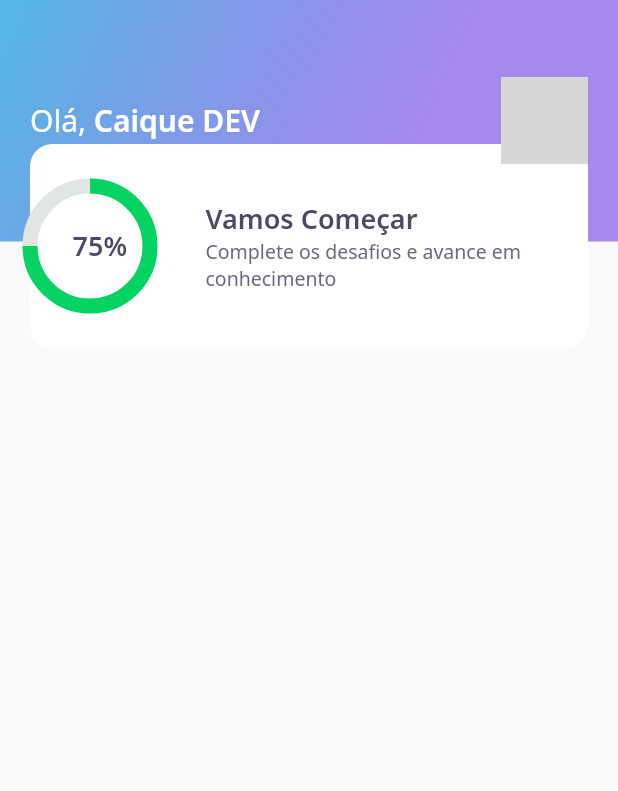
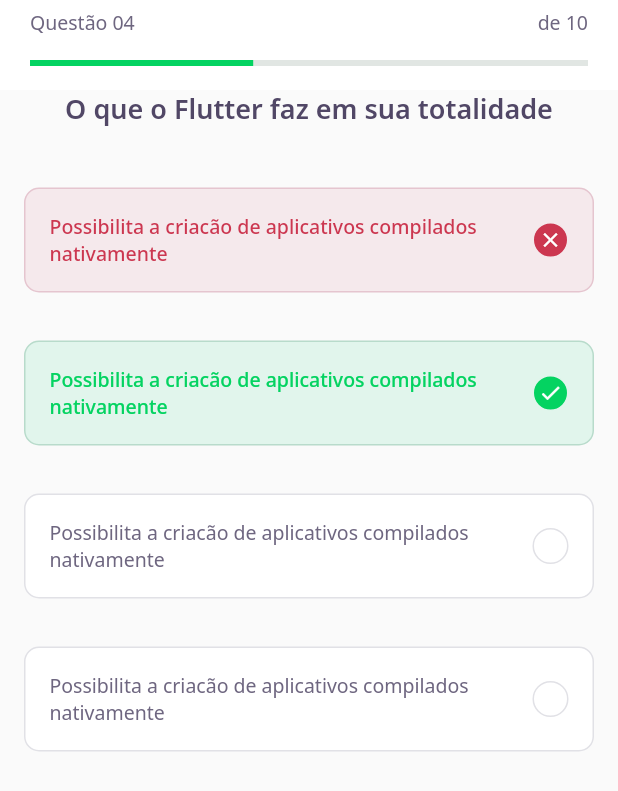
Before and after one commit to caiqueubasp/dev_quiz_flutter_app, a Flutter app: the screen it shows after launch, on a phone screen of 412 x 824 dp. Shown: the top 791 px of the screen. Run offline on Flutter 3.47's test engine with Material 2 defaults, Android fonts, the phone set to English and light mode, and no system bars; our stand-ins replace google_fonts; grey boxes are pictures that could not be loaded.

Commit message:
adding seconde day class of nlw

```diff
--- /dev/null
+++ b/lib/challenge/challenge_page.dart
@@ -0,0 +1,23 @@
+import 'package:DevQuiz/challenge/widgets/question_indicator/question_indicator_widget.dart';
+import 'package:DevQuiz/challenge/widgets/quiz/quiz_widget.dart';
+import 'package:flutter/material.dart';
+
+class ChallengePage extends StatefulWidget {
+  @override
+  _ChallengePageState createState() => _ChallengePageState();
+}
+
+class _ChallengePageState extends State<ChallengePage> {
+  @override
+  Widget build(BuildContext context) {
+    return Scaffold(
+      appBar: PreferredSize(
+        preferredSize: Size.fromHeight(60),
+        child: SafeArea(top: true, child: QuestionIndicatorWidget()),
+      ),
+      body: QuizWidget(
+        title: "O que o Flutter faz em sua totalidade",
+      ),
+    );
+  }
+}
--- /dev/null
+++ b/lib/challenge/widgets/awnser/awnser_widget.dart
@@ -0,0 +1,79 @@
+import 'package:DevQuiz/core/app_colors.dart';
+import 'package:DevQuiz/core/app_text_styles.dart';
+import 'package:flutter/material.dart';
+
+class AwnserWidget extends StatelessWidget {
+  final String title;
+  final bool isRight;
+  final bool isSelected;
+
+  AwnserWidget(
+      {Key? key,
+      required this.title,
+      this.isRight = false,
+      this.isSelected = false})
+      : super(key: key);
+
+  Color get _selectedColorRight =>
+      isRight ? AppColors.darkGreen : AppColors.darkRed;
+
+  Color get _selectedBorderRight =>
+      isRight ? AppColors.lightGreen : AppColors.lightRed;
+
+  Color get _selectedColorCardRight =>
+      isRight ? AppColors.lightGreen : AppColors.lightRed;
+
+  Color get _selectedBorderCardRight =>
+      isRight ? AppColors.green : AppColors.red;
+
+  TextStyle get _selectedTextStyleRight =>
+      isRight ? AppTextStyles.bodyDarkGreen : AppTextStyles.bodyDarkRed;
+
+  IconData get _selectedIconRight => isRight ? Icons.check : Icons.close;
+
+  @override
+  Widget build(BuildContext context) {
+    return Padding(
+      padding: const EdgeInsets.all(16.0),
+      child: Container(
+        padding: EdgeInsets.symmetric(horizontal: 16, vertical: 16),
+        decoration: BoxDecoration(
+          color: isSelected ? _selectedColorCardRight : AppColors.white,
+          borderRadius: BorderRadius.circular(10),
+          border: Border.fromBorderSide(BorderSide(
+              color: isSelected ? _selectedBorderCardRight : AppColors.border)),
+        ),
+        child: Row(
+          mainAxisAlignment: MainAxisAlignment.spaceBetween,
+          children: [
+            Expanded(
+              child: Text(
+                title,
+                style:
+                    isSelected ? _selectedTextStyleRight : AppTextStyles.body,
+              ),
+            ),
+            Container(
+              width: 24,
+              height: 24,
+              decoration: BoxDecoration(
+                  color: isSelected ? _selectedColorRight : AppColors.white,
+                  borderRadius: BorderRadius.circular(500),
+                  border: Border.fromBorderSide(BorderSide(
+                      color: isSelected
+                          ? _selectedBorderRight
+                          : AppColors.border))),
+              child: isSelected
+                  ? Icon(
+                      _selectedIconRight,
+                      size: 16,
+                      color: Colors.white,
+                    )
+                  : null,
+            )
+          ],
+        ),
+      ),
+    );
+  }
+}
--- /dev/null
+++ b/lib/challenge/widgets/question_indicator/question_indicator_widget.dart
@@ -0,0 +1,27 @@
+import 'package:DevQuiz/core/app_text_styles.dart';
+import 'package:DevQuiz/shared/widgets/progress_indicator_widget.dart';
+import 'package:flutter/material.dart';
+
+
+class QuestionIndicatorWidget extends StatelessWidget {
+
+
+  @override
+  Widget build(BuildContext context) {
+    return Container(
+      padding: const EdgeInsets.symmetric(horizontal: 20),
+      color: Colors.white,
+      child: Column(
+        children: [
+          SizedBox(height: 6,),
+          Row(
+            mainAxisAlignment: MainAxisAlignment.spaceBetween,
+            children: [Text("Questão 04", style: AppTextStyles.body,), Text("de 10", style: AppTextStyles.body), ],
+          ),
+          SizedBox(height: 16,),
+          ProgressIndicatorWidget(value: 0.4)
+        ],
+      ),
+    );
+  }
+}
--- /dev/null
+++ b/lib/challenge/widgets/quiz/quiz_widget.dart
@@ -0,0 +1,46 @@
+import 'package:DevQuiz/challenge/widgets/awnser/awnser_widget.dart';
+import 'package:DevQuiz/core/app_text_styles.dart';
+import 'package:flutter/material.dart';
+
+class QuizWidget extends StatelessWidget {
+  final String title;
+
+  QuizWidget({Key? key, required this.title}) : super(key: key);
+
+  @override
+  Widget build(BuildContext context) {
+    return Container(
+      child: Column(
+        children: [
+          Text(
+            title,
+            style: AppTextStyles.heading,
+          ),
+          SizedBox(
+            height: 24,
+          ),
+          AwnserWidget(
+            isRight: false,
+            isSelected: true,
+            title:
+                "Possibilita a criacão de aplicativos compilados nativamente",
+          ),
+          AwnserWidget(
+            isRight: true,
+            isSelected: true,
+            title:
+                "Possibilita a criacão de aplicativos compilados nativamente",
+          ),
+          AwnserWidget(
+            title:
+                "Possibilita a criacão de aplicativos compilados nativamente",
+          ),
+          AwnserWidget(
+            title:
+                "Possibilita a criacão de aplicativos compilados nativamente",
+          )
+        ],
+      ),
+    );
+  }
+}
--- a/lib/core/app_widget.dart
+++ b/lib/core/app_widget.dart
@@ -1,4 +1,5 @@
 
+import 'package:DevQuiz/challenge/challenge_page.dart';
 import 'package:DevQuiz/home/home_page.dart';
 import 'package:DevQuiz/splash/splash_page.dart';
 import 'package:flutter/material.dart';
@@ -9,7 +10,7 @@
     return MaterialApp(
       debugShowCheckedModeBanner: false,
       title: "DevQuiz",
-      home: HomePage()
+      home: ChallengePage()
     );
   }
 }
--- a/lib/home/widget/appbar/app_bar_widget.dart
+++ b/lib/home/widget/appbar/app_bar_widget.dart
@@ -41,7 +41,7 @@
                   ),
                 ),
                 Align(
-                  alignment: Alignment(0.0, 2.0),
+                  alignment: Alignment(0.0, 1.8),
                   child: ScoreCardWidget(),
                 )
               ],
--- a/lib/home/widget/score_card/score_card_widget.dart
+++ b/lib/home/widget/score_card/score_card_widget.dart
@@ -12,7 +12,10 @@
         height: 136,
         decoration: BoxDecoration(
             color: AppColors.white, borderRadius: BorderRadius.circular(15)),
+        child: Padding(
+          padding: const EdgeInsets.symmetric(horizontal: 24),
           child: Row(
+            mainAxisAlignment: MainAxisAlignment.center,
             crossAxisAlignment: CrossAxisAlignment.center,
             children: [
               Expanded(flex: 1, child: ChartWidget()),
@@ -32,6 +35,7 @@
             ],
           ),
         ),
+      ),
     );
   }
 }
--- /dev/null
+++ b/lib/shared/widgets/progress_indicator_widget.dart
@@ -0,0 +1,20 @@
+import 'package:DevQuiz/core/app_colors.dart';
+import 'package:flutter/material.dart';
+
+
+class ProgressIndicatorWidget extends StatelessWidget {
+
+  final double value;
+
+  ProgressIndicatorWidget({Key? key, required this.value}) : super(key: key);
+
+  @override
+  Widget build(BuildContext context) {
+    return LinearProgressIndicator(
+      value: value,
+      backgroundColor: AppColors.chartSecondary,
+      valueColor:
+      AlwaysStoppedAnimation<Color>(AppColors.chartPrimary),
+    );
+  }
+}
```
Also changed, not shown: lib/home/home_page.dart (+34 -2 lines), lib/home/widget/level_button/level_button_widget.dart (added, +59 -0 lines), lib/home/widget/quiz_card/quiz_card_widget.dart (added, +43 -0 lines). Lines whose indentation alone changed are shown as unchanged.
